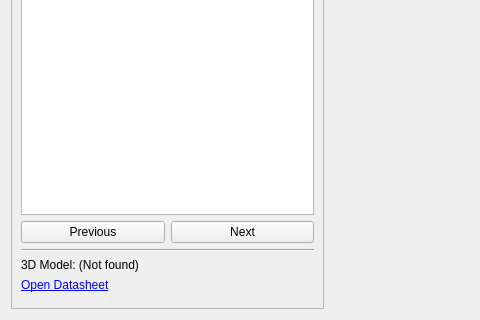
Before: the Qt Designer form ui/page_library_element.ui in z3ugma/webparts-librepcb, drawn with Qt 5; both pictures show x 0 to 480 and y 580 to 900 of the 1280 by 900 pixel window.
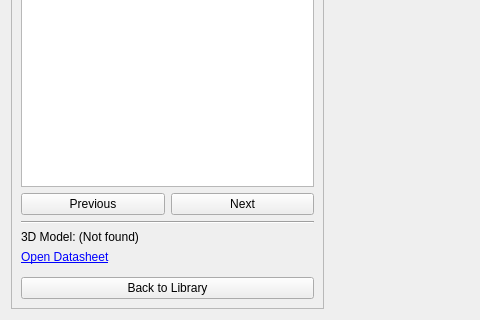
After: the same form once the commit is applied. Custom widgets are drawn as their Qt base class.

Commit message: Enhance Library view and standardize page layouts

```diff
--- a/ui/page_library_element.ui
+++ b/ui/page_library_element.ui
@@ -263,6 +263,13 @@
         </property>
        </spacer>
       </item>
+      <item>
+       <widget class="QPushButton" name="back_to_library_button">
+        <property name="text">
+         <string>Back to Library</string>
+        </property>
+       </widget>
+      </item>
      </layout>
     </widget>
    </item>
```
The commit also changes 5 other files.
